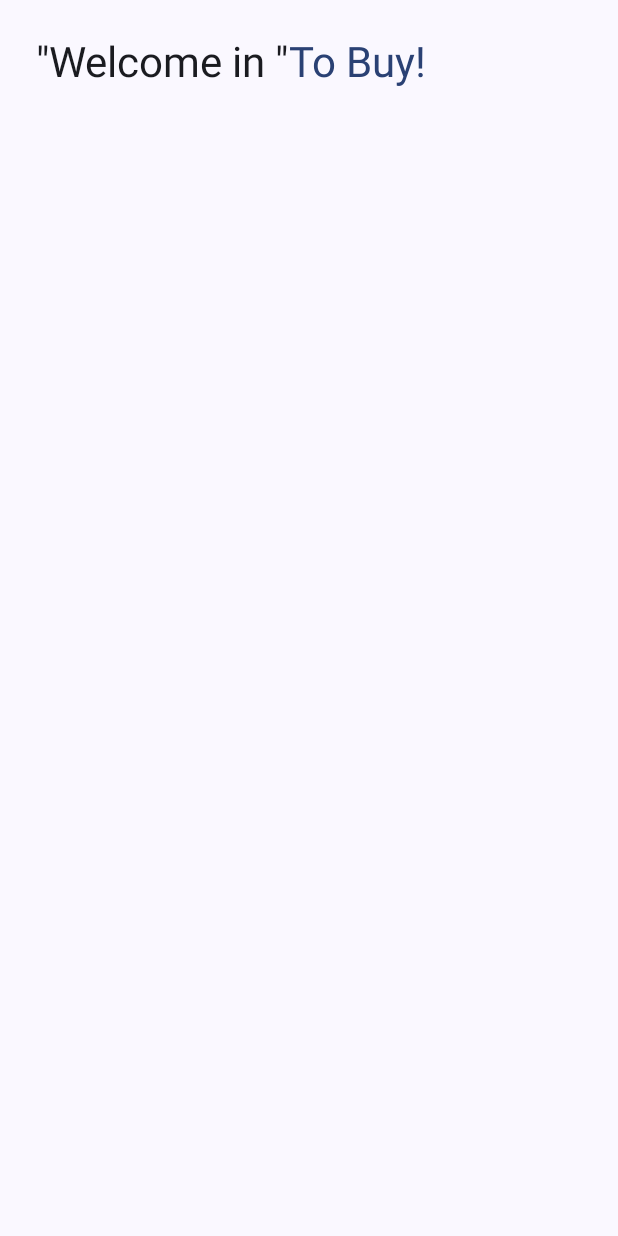
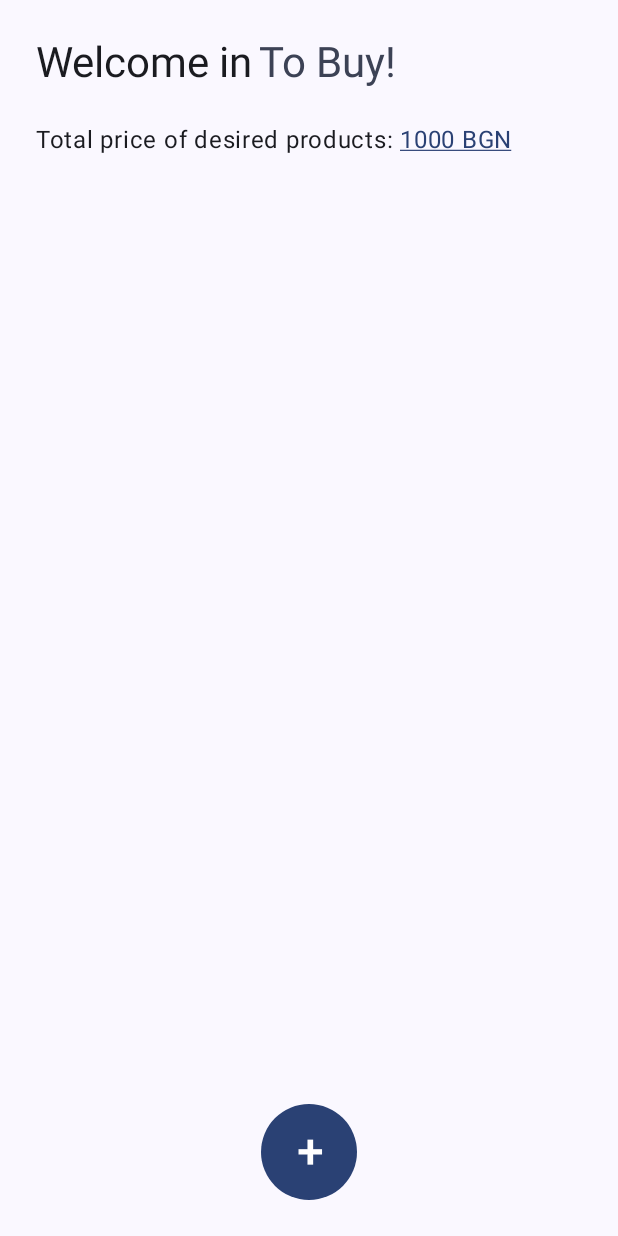
Before and after one commit to nicolegeorgieva/to-buy, an Android app built with Jetpack Compose: the screen it shows after launch (MainActivity), on a phone screen of 412 x 824 dp. Run offline under Robolectric (Android 15) with nearby library versions, the phone set to English and light mode, and no system bars; our stand-ins replace Dagger/Hilt's generated code, Room's generated code.

Commit message:
Improve UI

```diff
--- a/app/src/main/java/com/example/tobuy/screen/main/MainScreen.kt
+++ b/app/src/main/java/com/example/tobuy/screen/main/MainScreen.kt
@@ -1,18 +1,21 @@
 package com.example.tobuy.screen.main
 
-import androidx.compose.foundation.layout.Row
-import androidx.compose.foundation.layout.fillMaxSize
-import androidx.compose.foundation.layout.padding
+import androidx.compose.foundation.layout.*
 import androidx.compose.foundation.lazy.LazyColumn
+import androidx.compose.foundation.shape.CircleShape
+import androidx.compose.material3.Button
 import androidx.compose.material3.MaterialTheme
 import androidx.compose.material3.Text
 import androidx.compose.runtime.Composable
 import androidx.compose.runtime.collectAsState
 import androidx.compose.runtime.getValue
+import androidx.compose.ui.Alignment
 import androidx.compose.ui.Modifier
 import androidx.compose.ui.platform.LocalContext
 import androidx.compose.ui.res.stringResource
+import androidx.compose.ui.text.style.TextDecoration
 import androidx.compose.ui.unit.dp
+import androidx.compose.ui.unit.sp
 import androidx.lifecycle.viewmodel.compose.viewModel
 import com.example.tobuy.MainActivity
 import com.example.tobuy.R
@@ -32,6 +35,7 @@ private fun UI(
 ) {
     val mainActivity = LocalContext.current as MainActivity
 
+    Box() {
         LazyColumn(
             modifier = Modifier
                 .fillMaxSize()
@@ -43,12 +47,50 @@ private fun UI(
                         text = stringResource(R.string.welcome_message),
                         style = MaterialTheme.typography.headlineMedium
                     )
+
+                    Spacer(modifier = Modifier.width(4.dp))
+
                     Text(
                         text = stringResource(R.string.welcome_message_app_name),
                         style = MaterialTheme.typography.headlineMedium,
-                    color = MaterialTheme.colorScheme.primary
+                        color = MaterialTheme.colorScheme.secondary
+                    )
+                }
+
+                Spacer(modifier = Modifier.height(24.dp))
+            }
+
+            item(key = "total price of desired products") {
+                Row() {
+                    Text(
+                        text = "Total price of desired products:",
+                        style = MaterialTheme.typography.bodyLarge
+                    )
+
+                    Spacer(modifier = Modifier.width(4.dp))
+
+                    Text(
+                        text = "1000 BGN",
+                        style = MaterialTheme.typography.bodyLarge,
+                        color = MaterialTheme.colorScheme.primary,
+                        textDecoration = TextDecoration.Underline
                     )
                 }
             }
         }
+
+        Button(
+            modifier = Modifier
+                .align(Alignment.BottomCenter)
+                .padding(24.dp)
+                .size(64.dp),
+            shape = CircleShape,
+            onClick = { /*TODO*/ }
+        ) {
+            Text(
+                text = "+",
+                fontSize = 32.sp
+            )
         }
+    }
+}
--- a/app/src/main/res/values/strings.xml
+++ b/app/src/main/res/values/strings.xml
@@ -1,5 +1,5 @@
 <resources>
     <string name="app_name">To Buy</string>
-    <string name="welcome_message">\"Welcome in \"</string>
+    <string name="welcome_message">Welcome in</string>
     <string name="welcome_message_app_name">To Buy!</string>
 </resources>
```
Lines whose indentation alone changed are shown as unchanged.
